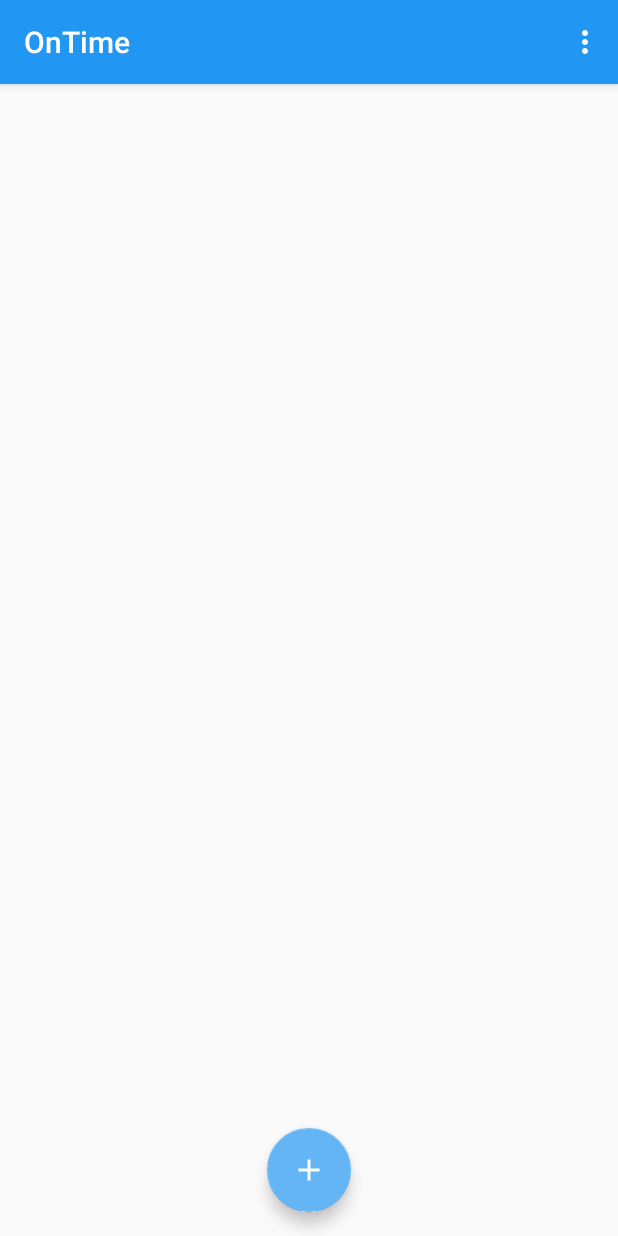
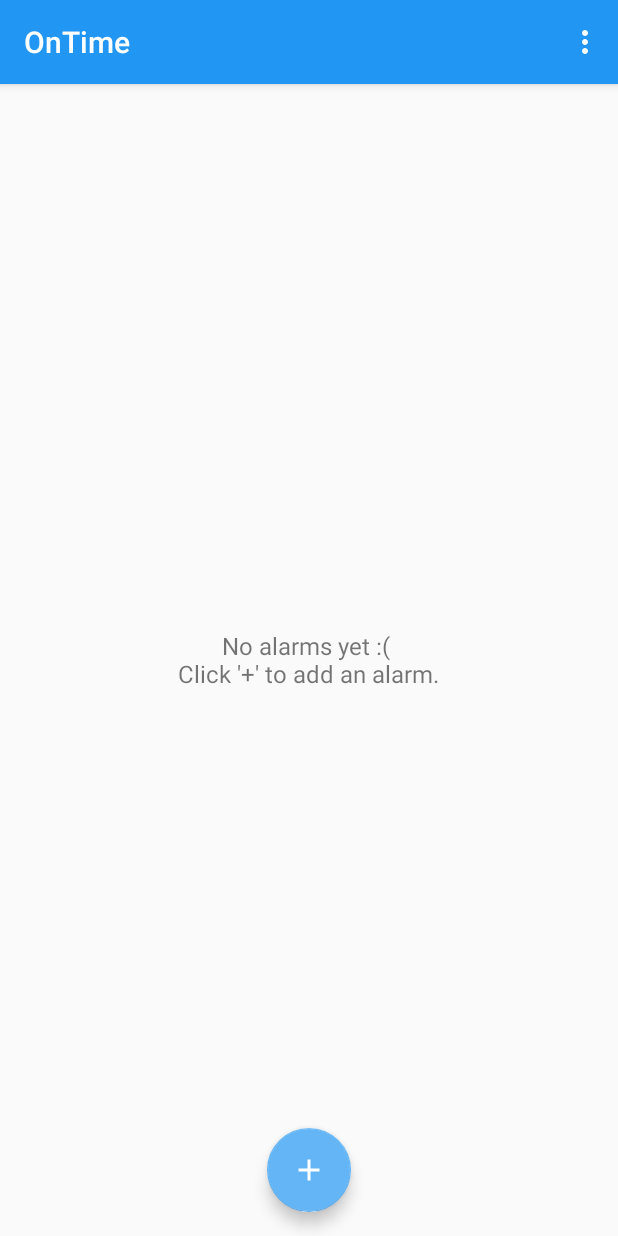
Before and after one commit to manveerxyz/OnTime, an Android app: the screen it shows after launch (MainActivity), on a phone screen of 412 x 824 dp. Run offline under Robolectric (Android 15) with nearby library versions, the phone set to English and light mode, and no system bars; our stand-ins replace Room's generated code; libraries missing offline, so code that uses them is left out: android.arch.persistence.

Commit message:
If user has no alarms, a TextView is shown

```diff
--- a/app/src/main/java/com/manveerbasra/ontime/AlarmListAdapter.java
+++ b/app/src/main/java/com/manveerbasra/ontime/AlarmListAdapter.java
@@ -43,10 +43,12 @@ public class AlarmListAdapter extends RecyclerView.Adapter<AlarmListAdapter.Alar
     private final LayoutInflater mInflater;
     private List<Alarm> alarms = Collections.emptyList(); // Cached copy of alarms
     private AlarmViewModel alarmViewModel;
+    private final TextView emptyTextView;
 
     AlarmListAdapter(Context context) {
         mInflater = LayoutInflater.from(context);
         alarmViewModel = ViewModelProviders.of((MainActivity) context).get(AlarmViewModel.class);
+        emptyTextView = ((MainActivity) context).findViewById(R.id.no_alarms_text);
         setHasStableIds(true);
     }
 
@@ -94,6 +96,7 @@ public class AlarmListAdapter extends RecyclerView.Adapter<AlarmListAdapter.Alar
 
     @Override
     public int getItemCount() {
+        emptyTextView.setVisibility(alarms.size() > 0 ? View.GONE : View.VISIBLE);
         return alarms.size();
     }
 
--- a/app/src/main/res/layout/content_main.xml
+++ b/app/src/main/res/layout/content_main.xml
@@ -8,20 +8,14 @@
     tools:context=".MainActivity"
     tools:showIn="@layout/activity_main">
 
-    <!--<ListView-->
-        <!--android:id="@+id/alarm_list"-->
-        <!--android:layout_width="match_parent"-->
-        <!--android:layout_height="wrap_content"-->
-        <!--android:scrollbars="vertical" />-->
-
-    <!--<TextView-->
-        <!--android:id="@+id/no_alarms_text"-->
-        <!--android:layout_width="wrap_content"-->
-        <!--android:layout_height="wrap_content"-->
-        <!--android:layout_centerInParent="true"-->
-        <!--android:gravity="center"-->
-        <!--android:text="@string/no_alarms"-->
-        <!--android:textSize="16sp" />-->
+    <TextView
+        android:id="@+id/no_alarms_text"
+        android:layout_width="wrap_content"
+        android:layout_height="wrap_content"
+        android:layout_centerInParent="true"
+        android:gravity="center"
+        android:text="@string/no_alarms"
+        android:textSize="16sp" />
 
     <android.support.v7.widget.RecyclerView
         android:id="@+id/alarm_list"
```
